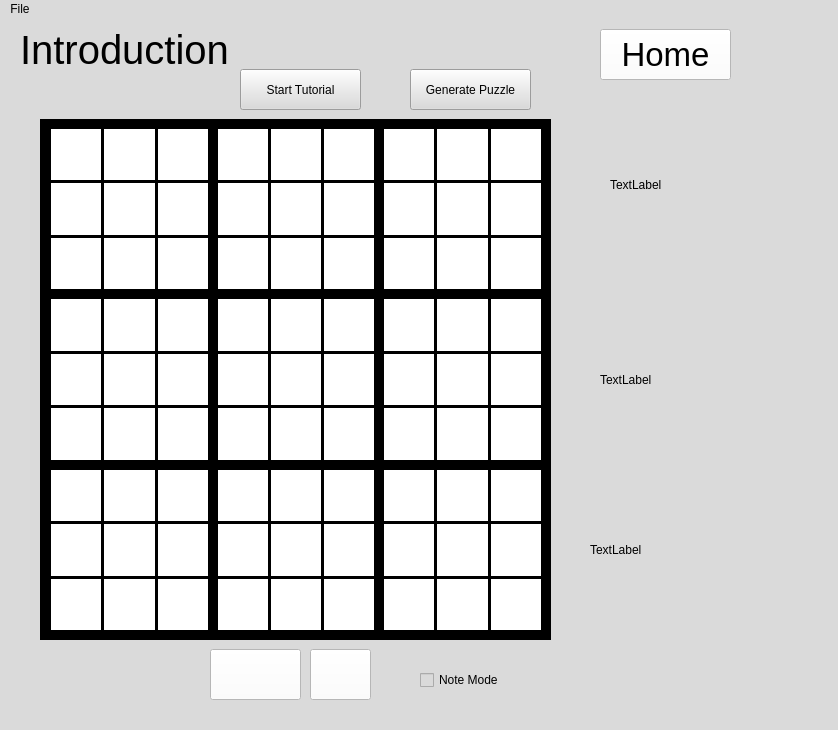
This is Sudoku/mainwindow.ui in UofU-CS3505/cs3505-assignment9-AveryBroadbent as Qt 5 draws it before an edit. The edited form follows.
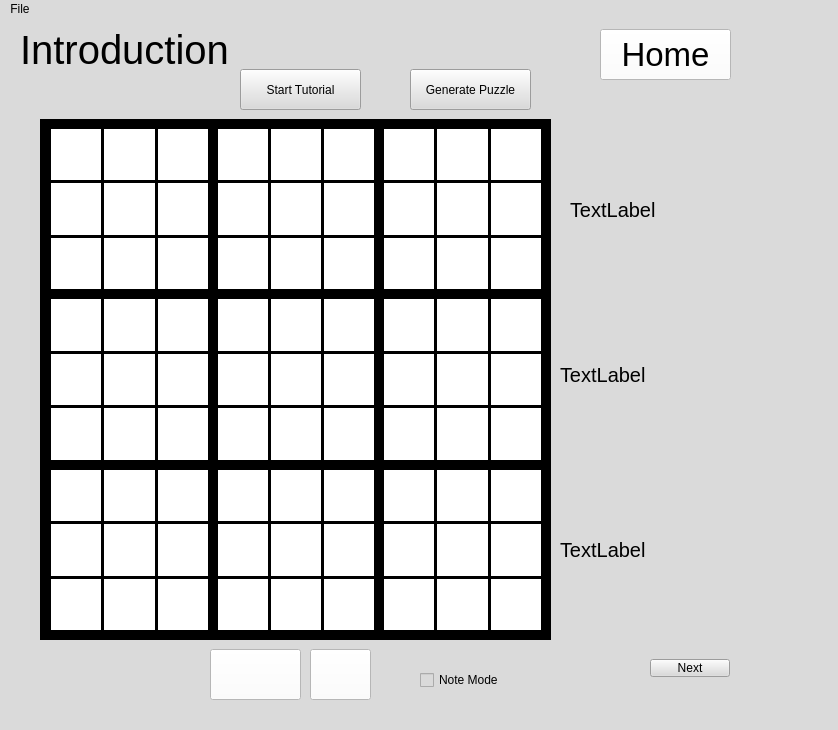
This is the edited form. Icons and pictures are not drawn. Custom widgets are drawn as their Qt base class.

Commit message: added next button and hide labels as tutrial is clicked

What changed in the file:
```diff
--- a/Sudoku/mainwindow.ui
+++ b/Sudoku/mainwindow.ui
@@ -2444,12 +2444,17 @@
      <widget class="QLabel" name="textLabel1">
       <property name="geometry">
        <rect>
-        <x>610</x>
-        <y>140</y>
-        <width>161</width>
-        <height>51</height>
+        <x>570</x>
+        <y>110</y>
+        <width>251</width>
+        <height>161</height>
        </rect>
       </property>
+      <property name="font">
+       <font>
+        <pointsize>15</pointsize>
+       </font>
+      </property>
       <property name="text">
        <string>TextLabel</string>
       </property>
@@ -2463,27 +2468,56 @@
      <widget class="QLabel" name="textLabel2">
       <property name="geometry">
        <rect>
-        <x>600</x>
-        <y>320</y>
-        <width>161</width>
-        <height>81</height>
+        <x>560</x>
+        <y>280</y>
+        <width>261</width>
+        <height>151</height>
        </rect>
       </property>
+      <property name="font">
+       <font>
+        <pointsize>15</pointsize>
+       </font>
+      </property>
       <property name="text">
        <string>TextLabel</string>
       </property>
+      <property name="wordWrap">
+       <bool>true</bool>
+      </property>
      </widget>
      <widget class="QLabel" name="textLabel3">
       <property name="geometry">
        <rect>
-        <x>590</x>
-        <y>490</y>
-        <width>191</width>
-        <height>81</height>
+        <x>560</x>
+        <y>450</y>
+        <width>261</width>
+        <height>161</height>
        </rect>
       </property>
+      <property name="font">
+       <font>
+        <pointsize>15</pointsize>
+       </font>
+      </property>
       <property name="text">
        <string>TextLabel</string>
+      </property>
+      <property name="wordWrap">
+       <bool>true</bool>
+      </property>
+     </widget>
+     <widget class="QPushButton" name="NextButton">
+      <property name="geometry">
+       <rect>
+        <x>650</x>
+        <y>640</y>
+        <width>80</width>
+        <height>18</height>
+       </rect>
+      </property>
+      <property name="text">
+       <string>Next</string>
       </property>
      </widget>
     </widget>
```
The commit also changes 8 other files.
